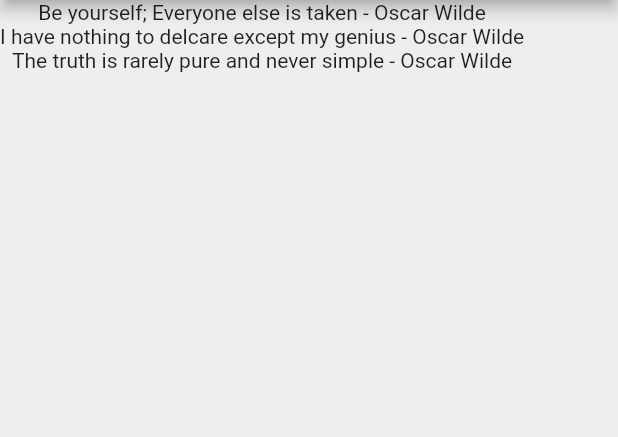
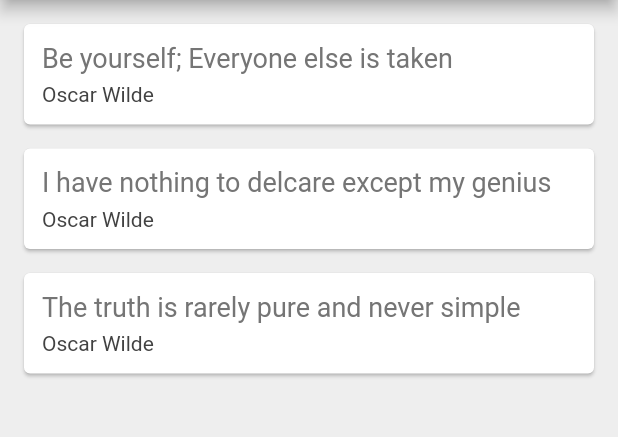
Before and after one commit to College-Year-3/flutterQuotes, a Flutter app: the screen it shows after launch, on a phone screen of 412 x 824 dp, the part 84-521 px from its top. Run offline on Flutter 3.47's test engine with Material 2 defaults, Android fonts, the phone set to English and light mode, and no system bars.

Commit message:
created a funtion to generate a template

```diff
--- a/lib/main.dart
+++ b/lib/main.dart
@@ -17,6 +17,34 @@ class _QuoteListState extends State<QuoteList> {
     Quote(author: 'Oscar Wilde', text:   'The truth is rarely pure and never simple')
   ];
 
+  Widget quoteTemplate(quote){
+    return Card(
+      margin: EdgeInsets.fromLTRB((16.0), 16.0, 16.0, 0.0),
+      child: Padding(
+        padding: const EdgeInsets.all(12.0),
+        child: Column(
+          crossAxisAlignment: CrossAxisAlignment.stretch,
+          children: <Widget>[
+            Text(
+              quote.text,
+              style: TextStyle(
+                fontSize: 18.0,
+                color: Colors.grey[600],
+              )
+            ),
+            SizedBox(height: 6.0,),
+            Text(
+              quote.author,
+            style: TextStyle(
+              fontSize: 14.0,
+              color: Colors.grey[800]
+            ),
+            )
+          ],
+        ),
+      ),
+    );
+  }
   @override
   Widget build(BuildContext context) {
     return Scaffold(
@@ -27,7 +55,7 @@ class _QuoteListState extends State<QuoteList> {
           backgroundColor: Colors.redAccent,
       ),
       body: Column(
-        children: quotes.map((quote) => Text('${quote.text} - ${quote.author}')).toList(),
+        children: quotes.map((quote) => quoteTemplate(quote)).toList(),
       )
     );
   }
```
